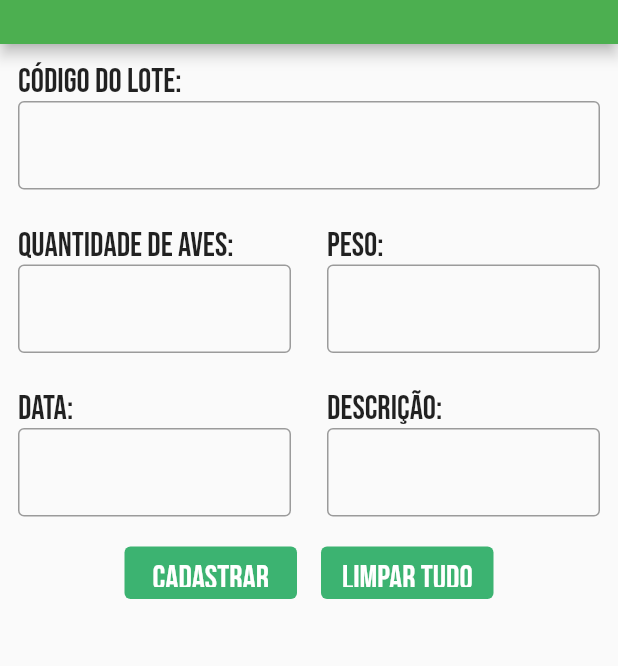
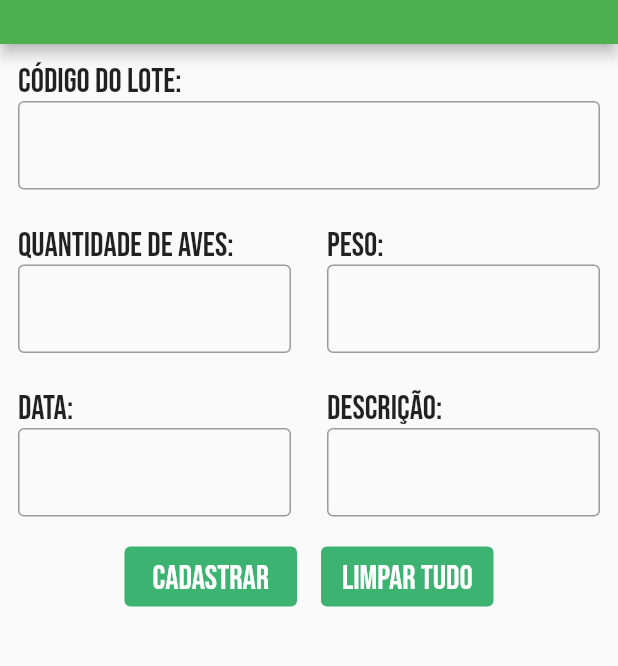
Before and after one commit to IsaiasBrazil/avicultor, a Flutter app: the screen it shows after launch, in the side drawer, after a tap on "Diário de produção", on a phone screen of 412 x 824 dp, the part 106-772 px from its top. Run offline on Flutter 3.47's test engine with Material 2 defaults, Android fonts, the phone set to English and light mode, and no system bars.

Commit message:
Nome do APK alterado e altura dos botões 'Cadastrar' e 'Limpar tudo' ajustados

```diff
--- a/lib/cadastrar_estoque_racao.dart
+++ b/lib/cadastrar_estoque_racao.dart
@@ -88,7 +88,7 @@ class _TelaCadastroEstoqueRacaoState extends State<TelaCadastroEstoqueRacao> {
                     8.0), // Adjust the padding value as per your preference
                 child: SizedBox(
                     width: 115,
-                    height: 35,
+                    height: 40,
                     child: Botao(
                       texto: 'Cadastrar',
                       aoSerPressionado: () {},
@@ -99,7 +99,7 @@ class _TelaCadastroEstoqueRacaoState extends State<TelaCadastroEstoqueRacao> {
                     8.0), // Adjust the padding value as per your preference
                 child: SizedBox(
                     width: 115,
-                    height: 35,
+                    height: 40,
                     child: Botao(
                       texto: 'Limpar tudo',
                       aoSerPressionado: () {
--- a/lib/cadastrar_galpao.dart
+++ b/lib/cadastrar_galpao.dart
@@ -58,7 +58,7 @@ class _TelaCadastroGalpaoState extends State<TelaCadastroGalpao> {
                     8.0), // Adjust the padding value as per your preference
                 child: SizedBox(
                     width: 115,
-                    height: 35,
+                    height: 40,
                     child: Botao(
                       texto: 'Cadastrar',
                       aoSerPressionado: () {},
@@ -69,7 +69,7 @@ class _TelaCadastroGalpaoState extends State<TelaCadastroGalpao> {
                     8.0), // Adjust the padding value as per your preference
                 child: SizedBox(
                     width: 115,
-                    height: 35,
+                    height: 40,
                     child: Botao(
                       texto: 'Limpar tudo',
                       aoSerPressionado: () {
--- a/lib/cadastrar_info_lote.dart
+++ b/lib/cadastrar_info_lote.dart
@@ -120,7 +120,7 @@ class _TelaCadastroInfoLoteState extends State<TelaCadastroInfoLote> {
                     8.0), // Adjust the padding value as per your preference
                 child: SizedBox(
                     width: 115,
-                    height: 35,
+                    height: 40,
                     child: Botao(
                       texto: 'Cadastrar',
                       aoSerPressionado: () {},
@@ -131,7 +131,7 @@ class _TelaCadastroInfoLoteState extends State<TelaCadastroInfoLote> {
                     8.0), // Adjust the padding value as per your preference
                 child: SizedBox(
                     width: 115,
-                    height: 35,
+                    height: 40,
                     child: Botao(
                       texto: 'Limpar tudo',
                       aoSerPressionado: () {
--- a/lib/cadastrar_lote.dart
+++ b/lib/cadastrar_lote.dart
@@ -105,7 +105,7 @@ class _TelaCadastroLoteState extends State<TelaCadastroLote> {
                     8.0), // Adjust the padding value as per your preference
                 child: SizedBox(
                     width: 115,
-                    height: 35,
+                    height: 40,
                     child: Botao(
                       texto: 'Cadastrar',
                       aoSerPressionado: () {
@@ -118,7 +118,7 @@ class _TelaCadastroLoteState extends State<TelaCadastroLote> {
                     8.0), // Adjust the padding value as per your preference
                 child: SizedBox(
                     width: 115,
-                    height: 35,
+                    height: 40,
                     child: Botao(
                       texto: 'Limpar tudo',
                       aoSerPressionado: () {
--- a/lib/cadastrar_sensor.dart
+++ b/lib/cadastrar_sensor.dart
@@ -57,7 +57,7 @@ class _TelaCadastroSensorState extends State<TelaCadastroSensor> {
                     8.0), // Adjust the padding value as per your preference
                 child: SizedBox(
                     width: 115,
-                    height: 35,
+                    height: 40,
                     child: Botao(
                       texto: 'Cadastrar',
                       aoSerPressionado: () {},
@@ -68,7 +68,7 @@ class _TelaCadastroSensorState extends State<TelaCadastroSensor> {
                     8.0), // Adjust the padding value as per your preference
                 child: SizedBox(
                     width: 115,
-                    height: 35,
+                    height: 40,
                     child: Botao(
                       texto: 'Limpar tudo',
                       aoSerPressionado: () {
```
Also changed, not shown: 1 other file.
